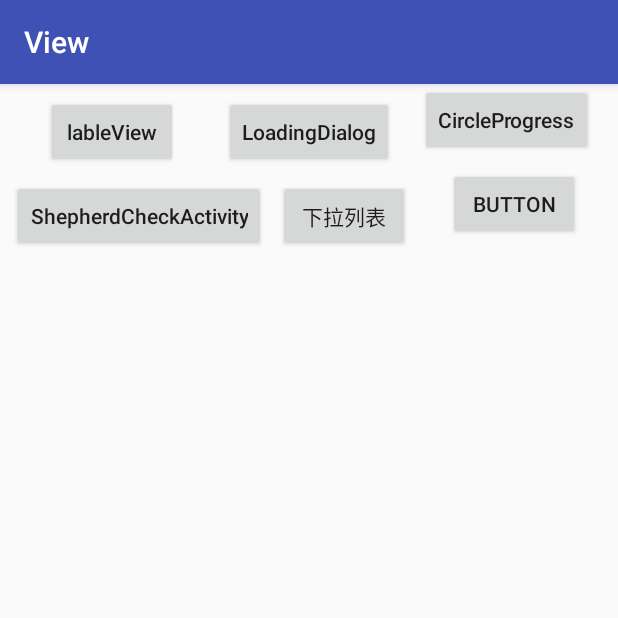
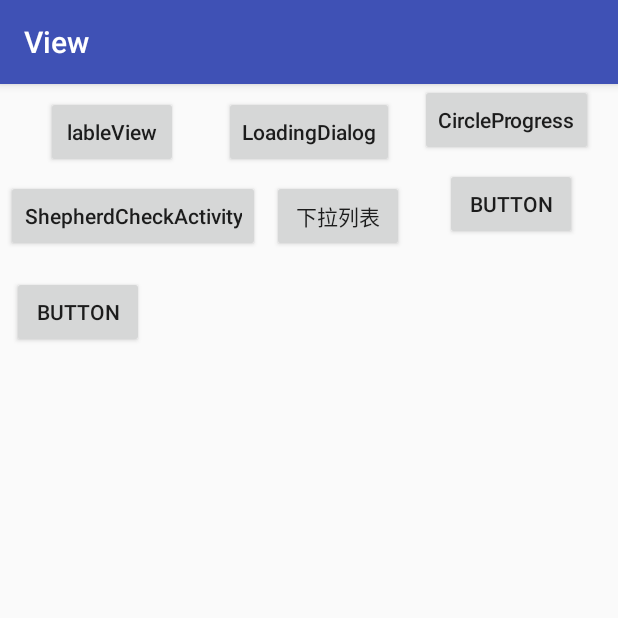
Before and after one commit to wenshuo001/CollectedView, an Android app: the screen it shows after launch (MainActivity), on a phone screen of 412 x 824 dp, the top half of it. Run offline under Robolectric (Android 15) with nearby library versions, the phone set to English and light mode, and no system bars; libraries missing offline, so code that uses them is left out: com.tencent.tinker, com.tinkerpatch.sdk; 3 statements that could not run were skipped.

Commit message:
就想提交一次

```diff
--- a/app/build.gradle
+++ b/app/build.gradle
@@ -56,5 +56,6 @@ dependencies {
     compile 'com.android.support:cardview-v7:26.1.0'
     //权限请求
     //百分比
+    implementation 'com.github.CymChad:BaseRecyclerViewAdapterHelper:2.9.30'
 }
 apply from: 'tinkerpatch.gradle'
--- a/app/src/main/AndroidManifest.xml
+++ b/app/src/main/AndroidManifest.xml
@@ -24,7 +24,8 @@
         <activity android:name=".UI.ShepherdCheckActivity" />
         <activity android:name=".UI.DialogActivity" />
         <activity android:name=".UI.CirlleProgressActivity" />
-        <activity android:name=".UI.SpinnerActivity"></activity>
+        <activity android:name=".UI.SpinnerActivity" />
+        <activity android:name=".UI.RepalceFragmentActivity"></activity>
     </application>
 
 </manifest>
--- a/app/src/main/java/com/example/collectedview/MainActivity.kt
+++ b/app/src/main/java/com/example/collectedview/MainActivity.kt
@@ -18,12 +18,18 @@ class MainActivity : AppCompatActivity() {
         setContentView(R.layout.activity_main)
 
         dialogFragment.setOnClickListener {
-         fragment= ShowDialogFragment()
+            fragment= ShowDialogFragment()
         fragment?.dialog?.setCancelable(false)
         fragment?.dialog?.setCanceledOnTouchOutside(false);
         fragment?.show(supportFragmentManager,"show")
         }
 
+
+        listFenZuFragment.setOnClickListener {
+            Intent(this@MainActivity,RepalceFragmentActivity::class.java).run {
+                startActivity(this)
+            }
+        }
 
         /**
          * 消息等待提示框
--- a/app/src/main/res/layout/activity_main.xml
+++ b/app/src/main/res/layout/activity_main.xml
@@ -5,15 +5,18 @@
     xmlns:tools="http://schemas.android.com/tools"
     android:layout_width="match_parent"
     android:layout_height="match_parent"
-    tools:context="com.example.collectedview.MainActivity"
+
     >
+
+   <LinearLayout
+       android:layout_width="match_parent"
+       android:layout_height="match_parent"
+       android:orientation="vertical">
 
 <android.support.constraint.ConstraintLayout
     android:layout_width="match_parent"
-    android:layout_height="match_parent"
+    android:layout_height="wrap_content"
      >
-
-
    <Button
        android:id="@+id/loading_dialog"
        android:layout_width="wrap_content"
@@ -47,12 +50,15 @@
        android:id="@+id/ShepherdCheck"
        android:layout_width="wrap_content"
        android:layout_height="wrap_content"
-       android:layout_marginStart="8dp"
+       android:layout_marginBottom="8dp"
+       android:layout_marginStart="4dp"
        android:layout_marginTop="8dp"
        android:text="ShepherdCheckActivity"
        android:textAllCaps="false"
+       app:layout_constraintBottom_toBottomOf="parent"
        app:layout_constraintStart_toStartOf="parent"
-       app:layout_constraintTop_toBottomOf="@+id/lableView_btn" />
+       app:layout_constraintTop_toBottomOf="@+id/lableView_btn"
+       app:layout_constraintVertical_bias="1.0" />
 
    <Button
        android:id="@+id/btn_circle"
@@ -88,5 +94,18 @@
        app:layout_constraintStart_toEndOf="@+id/btn_sipnner"
        app:layout_constraintTop_toBottomOf="@+id/btn_circle" />
 
+
 </android.support.constraint.ConstraintLayout>
+      <Button
+          android:id="@+id/listFenZuFragment"
+          android:layout_width="wrap_content"
+          android:layout_height="wrap_content"
+          android:layout_marginStart="8dp"
+          android:layout_marginTop="8dp"
+          android:layout_marginEnd="8dp"
+          android:text="Button"
+          app:layout_constraintEnd_toEndOf="parent"
+          app:layout_constraintStart_toEndOf="@+id/btn_sipnner"
+          app:layout_constraintTop_toBottomOf="@+id/btn_circle" />
+   </LinearLayout>
 </com.example.collectedview.Layout.ReboundScrollView>
```
Also changed, not shown: app/src/main/java/com/example/collectedview/UI/RepalceFragmentActivity.java (added, +68 -0 lines), app/src/main/java/com/example/collectedview/adapter/ExpandableItemAdapter.java (added, +28 -0 lines), app/src/main/java/com/example/collectedview/fragment/ListFenZuFragment.java (added, +37 -0 lines), app/src/main/res/layout/activity_repalce_fragment.xml (added, +21 -0 lines), app/src/main/res/layout/fragment_listfenzu.xml (added, +16 -0 lines).
